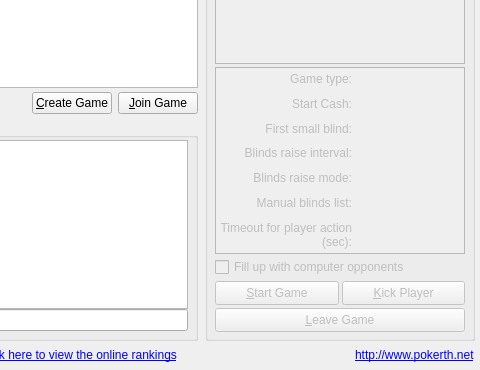
Qt form src/gui/qt/gamelobbydialog.ui (pokerth/pokerth) before a commit; both pictures show x 395 to 875 and y 200 to 570 of the 875 by 570 pixel window.
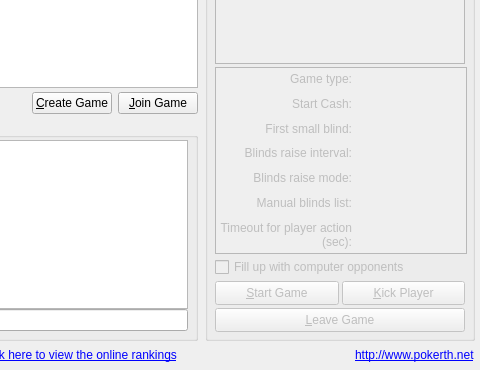
The same form after that commit. Icons and pictures are not drawn.

Commit message: add autostart timer display, bad word game name check gui

The edit to the form file:
```diff
--- a/src/gui/qt/gamelobbydialog.ui
+++ b/src/gui/qt/gamelobbydialog.ui
@@ -162,7 +162,7 @@
        <widget class="QScrollArea" name="scrollArea">
         <property name="minimumSize">
          <size>
-          <width>0</width>
+          <width>252</width>
           <height>174</height>
          </size>
         </property>
```
Left out of the diff: 2 changed lines with no effect on the pictures. The commit also changes 5 other files.
